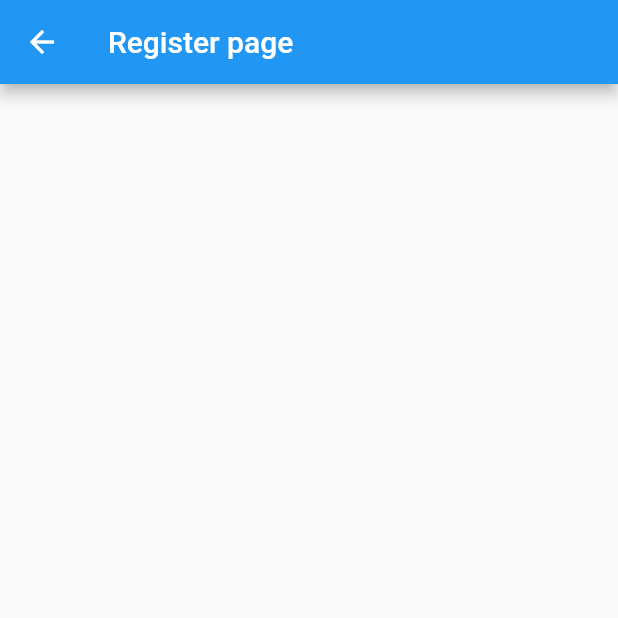
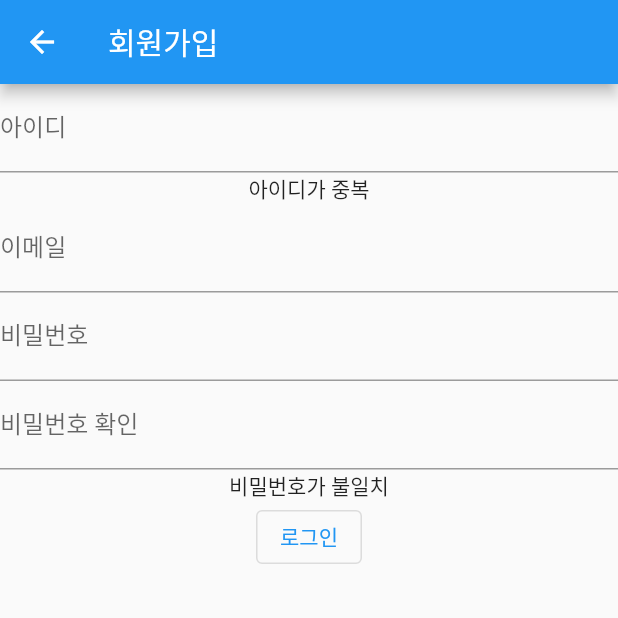
Before and after one commit to jiwon79/HANDA, a Flutter app: the RegisterPage screen opened by its route, on a phone screen of 412 x 824 dp, the top half of it. Run offline on Flutter 3.47's test engine with Material 2 defaults, Android fonts, the phone set to English and light mode, and no system bars; our stand-ins replace table_calendar.

Commit message:
feat: Add register page content

```diff
--- a/lib/screens/landing/register.dart
+++ b/lib/screens/landing/register.dart
@@ -1,15 +1,76 @@
 import 'package:flutter/material.dart';
 
-class RegisterPage extends StatelessWidget {
+class RegisterPage extends StatefulWidget {
   const RegisterPage({Key? key}) : super(key: key);
+
+  @override
+  _RegisterPageState createState() => _RegisterPageState();
+}
+
+class _RegisterPageState extends State<RegisterPage> {
+  final TextEditingController _idController = TextEditingController();
+  final TextEditingController _mailController = TextEditingController();
+  final TextEditingController _pwController = TextEditingController();
+  final TextEditingController _checkPwController = TextEditingController();
+
+  bool _isCheckedPw = false;
+  bool _isOverlapId = true;
+  List<String> pwDialog = ['비밀번호가 일치하지 않습니다.', '비빌번호가 일치합니다.'];
+
+  void checkIsSamePw (String text) {
+    setState(() {
+      if (_pwController.text == _checkPwController.text) {
+        _isCheckedPw = true;
+      } else {
+        _isCheckedPw = false;
+      }
+    });
+  }
 
   @override
   Widget build(BuildContext context) {
     return Scaffold(
-      appBar: AppBar(
-        title: Text('Register page'),
-      ),
-      body: Container()
+        appBar: AppBar(
+          title: Text('회원가입'),
+        ),
+        body: Column(
+          children: [
+            TextField(
+              decoration: InputDecoration(
+                  labelText: '아이디'
+              ),
+              controller: _idController,
+            ),
+            Text(_isOverlapId ? '아이디가 중복' : '아이디 중복 아님'),
+            TextField(
+              decoration: InputDecoration(
+                  labelText: '이메일'
+              ),
+              controller: _mailController,
+              onChanged: checkIsSamePw,
+            ),
+            TextField(
+              decoration: InputDecoration(
+                  labelText: '비밀번호'
+              ),
+              controller: _pwController,
+            ),
+            TextField(
+              decoration: InputDecoration(
+                  labelText: '비밀번호 확인'
+              ),
+              controller: _checkPwController,
+              onChanged: checkIsSamePw,
+            ),
+            Text(_isCheckedPw ? '비밀번호가 일치' : '비밀번호가 불일치'),
+            OutlinedButton(
+              child: Text('로그인'),
+              onPressed: () {
+                print(_idController.text);
+              },
+            )
+          ],
+        )
     );
   }
 }
```
